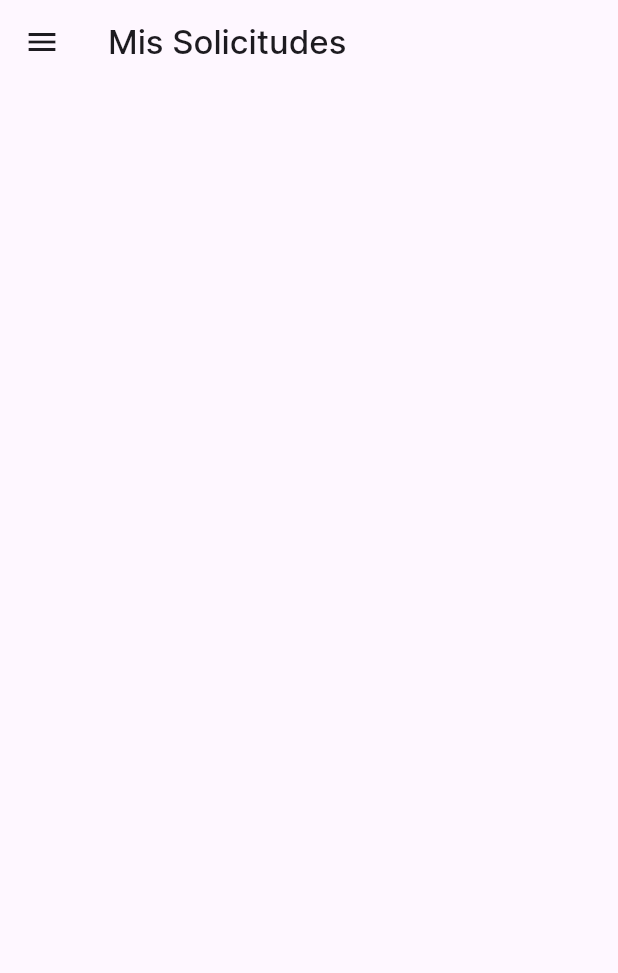
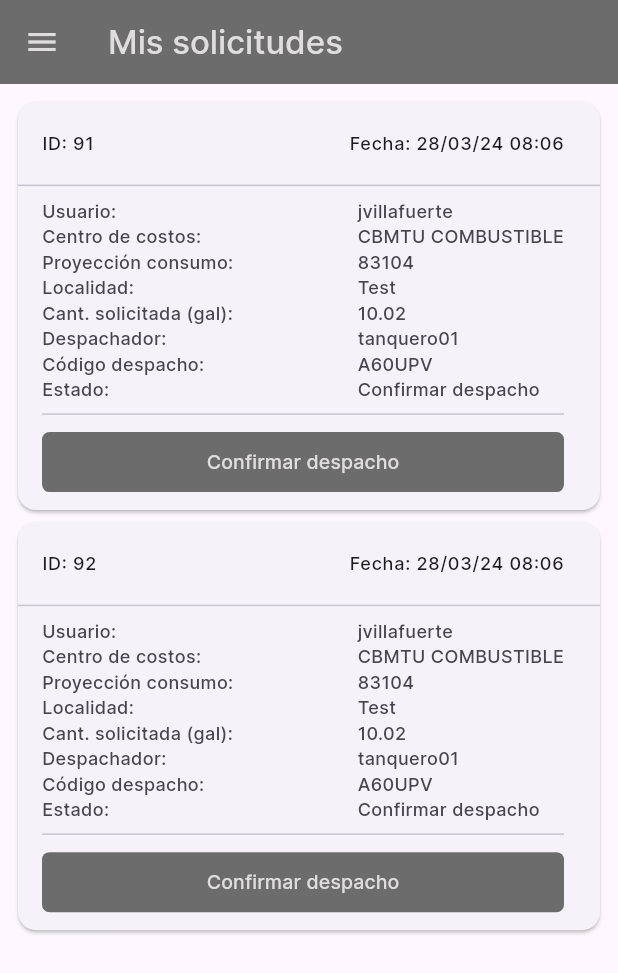
Before and after one commit to matheokm/testapp, a Flutter app: the FuelRequestPage screen opened by its route, on a phone screen of 412 x 824 dp. Shown: the top 973 px of the screen. Run offline on Flutter 3.47's test engine with Material 3 defaults, Android fonts, the phone set to English and light mode, and no system bars; our stand-ins replace sqflite; accounts and stored records are empty.

Commit message:
Se agrega diseño UI

```diff
--- a/lib/screens/fuelRequestPage.dart
+++ b/lib/screens/fuelRequestPage.dart
@@ -6,9 +6,129 @@ class FuelRequestPage extends StatelessWidget {
 
   @override
   Widget build(BuildContext context) {
+    final List<Map<String, dynamic>> solicitudes = [
+      {
+        'ID': '91',
+        'Fecha': '28/03/24 08:06',
+        'Usuario': 'jvillafuerte',
+        'Centro de costos': 'CBMTU COMBUSTIBLE',
+        'Proyección consumo': '83104',
+        'Localidad': 'Test',
+        'Cant. solicitada (gal)': '10.02',
+        'Despachador': 'tanquero01',
+        'Código despacho': 'A60UPV',
+        'Estado': 'Confirmar despacho',
+      },
+      {
+        'ID': '92',
+        'Fecha': '28/03/24 08:06',
+        'Usuario': 'jvillafuerte',
+        'Centro de costos': 'CBMTU COMBUSTIBLE',
+        'Proyección consumo': '83104',
+        'Localidad': 'Test',
+        'Cant. solicitada (gal)': '10.02',
+        'Despachador': 'tanquero01',
+        'Código despacho': 'A60UPV',
+        'Estado': 'Confirmar despacho',
+      }
+      // Agrega más solicitudes aquí
+    ];
     return Scaffold(
       appBar: AppBar(
-        title: const Text('Mis Solicitudes'),
+          title: const Align(
+            alignment: Alignment.bottomLeft,
+            child: Text('Mis solicitudes')
+          ),
+          backgroundColor: Color.fromARGB(255, 109, 108, 108),
+          foregroundColor: Color.fromARGB(255, 223, 221, 221),
+      ),
+      body: Padding(
+        padding: const EdgeInsets.all(8.0),
+        child: ListView.builder(
+          itemCount: solicitudes.length,
+          itemBuilder: (context, index) {
+            return Card(
+              child: Column(
+                children: [
+                  ListTile(
+                    title: Row(
+                      mainAxisAlignment: MainAxisAlignment.spaceBetween,
+                      children: <Widget>[
+                        Text(
+                          'ID: ${solicitudes[index]['ID']}',
+                          textAlign: TextAlign.left,
+                          style: const TextStyle(fontSize: 12),
+                        ),
+                        Text(
+                          'Fecha: ${solicitudes[index]['Fecha']}',
+                          textAlign: TextAlign.right,
+                          style: const TextStyle(fontSize: 12),
+                        ),
+                      ],
+                    ),
+                  ),
+                  const Divider(height: 0.05,), // Línea de separación
+                  ListTile(
+                    subtitle: Column(
+                      crossAxisAlignment: CrossAxisAlignment.start,
+                      children: <Widget>[
+                        Row(
+                          mainAxisAlignment: MainAxisAlignment.spaceBetween,
+                          children: [
+                            const Column(
+                              crossAxisAlignment: CrossAxisAlignment.start,
+                              children: [
+                                Text('Usuario:', style: TextStyle(fontSize: 12)),
+                                Text('Centro de costos:', style: TextStyle(fontSize: 12)),
+                                Text('Proyección consumo:', style: TextStyle(fontSize: 12)),
+                                Text('Localidad:', style: TextStyle(fontSize: 12)),
+                                Text('Cant. solicitada (gal):', style: TextStyle(fontSize: 12)),
+                                Text('Despachador:', style: TextStyle(fontSize: 12)),
+                                Text('Código despacho:', style: TextStyle(fontSize: 12)),
+                                Text('Estado:', style: TextStyle(fontSize: 12))
+                              ],
+                            ),
+                            Column(
+                              crossAxisAlignment: CrossAxisAlignment.start,
+                              children: [
+                                Text('${solicitudes[index]['Usuario']}', style: const TextStyle(fontSize: 12)),
+                                Text('${solicitudes[index]['Centro de costos']}', style: const TextStyle(fontSize: 12)),
+                                Text('${solicitudes[index]['Proyección consumo']}', style: const TextStyle(fontSize: 12)),
+                                Text('${solicitudes[index]['Localidad']}', style: const TextStyle(fontSize: 12)),
+                                Text('${solicitudes[index]['Cant. solicitada (gal)']}', style: const TextStyle(fontSize: 12)),
+                                Text('${solicitudes[index]['Despachador']}', style: const TextStyle(fontSize: 12)),
+                                Text('${solicitudes[index]['Código despacho']}', style: const TextStyle(fontSize: 12)),
+                                Text('${solicitudes[index]['Estado']}', style: const TextStyle(fontSize: 12))
+                              ],
+                            )
+                          ],
+                        ),
+                        const Divider(), // Línea de separación
+                        Row(
+                          children: [
+                            Expanded(
+                              child: TextButton(
+                                  style: TextButton.styleFrom(
+                                    backgroundColor: const Color.fromARGB(255, 109, 108, 108),
+                                    foregroundColor: const Color.fromARGB(255, 223, 221, 221),
+                                    shape: RoundedRectangleBorder(
+                                      borderRadius: BorderRadius.circular(5.0), // 5% del tamaño del botón
+                                    ),
+                                  ),
+                                  onPressed: (){},
+                                  child: Text('${solicitudes[index]['Estado']}', style: const TextStyle(fontSize: 13))
+                              ),
+                            )
+                          ],
+                        )
+                      ],
+                    ),
+                  ),
+                ],
+              ),
+            );
+          },
+        ),
       ),
       drawer: const MenuWidget(),
     );
```
